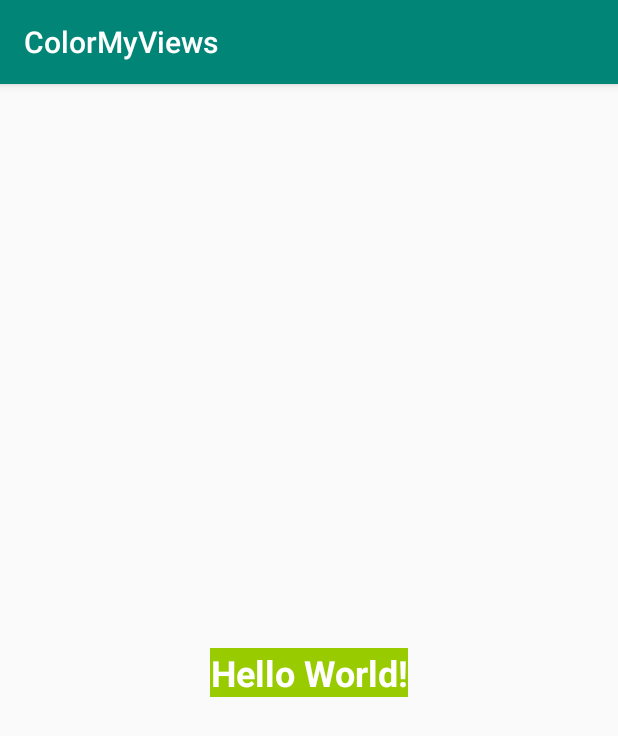
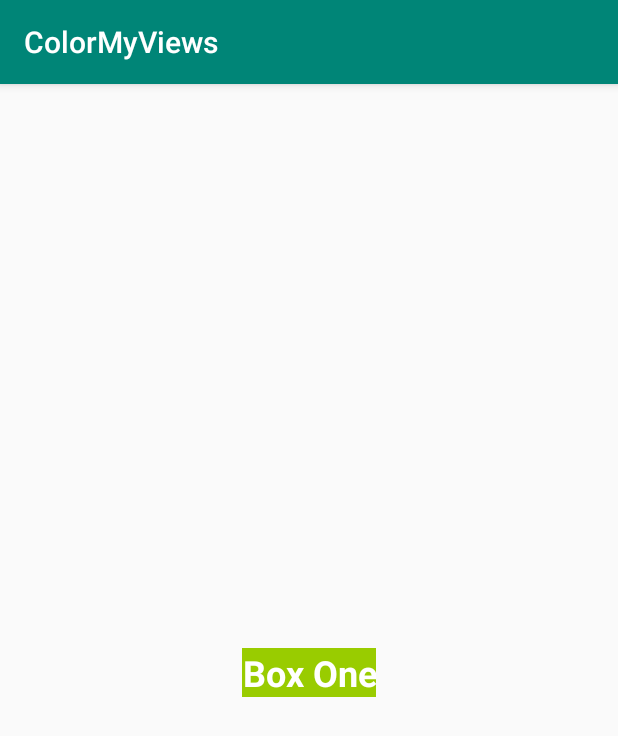
Before and after one commit to HimashiNethinikaRodrigo/ColorMyViews, an Android app: the screen it shows after launch (MainActivity), on a phone screen of 412 x 824 dp. Shown: the top 736 px of the screen. Run offline under Robolectric (Android 15) with nearby library versions, the phone set to English and light mode, and no system bars; Roboto replaces fonts that are not available here.

Commit message:
add text value

```diff
--- a/app/src/main/res/layout/activity_main.xml
+++ b/app/src/main/res/layout/activity_main.xml
@@ -13,7 +13,7 @@
         android:layout_marginStart="@dimen/margin_wide"
         android:layout_marginTop="@dimen/margin_wide"
         android:layout_marginEnd="@dimen/margin_wide"
-        android:text="Hello World!"
+        android:text="@string/box_one"
         app:layout_constraintBottom_toBottomOf="parent"
         app:layout_constraintLeft_toLeftOf="parent"
         app:layout_constraintRight_toRightOf="parent"
--- a/app/src/main/res/values/strings.xml
+++ b/app/src/main/res/values/strings.xml
@@ -1,3 +1,4 @@
 <resources>
     <string name="app_name">ColorMyViews</string>
+    <string name="box_one">Box One</string>
 </resources>
```
